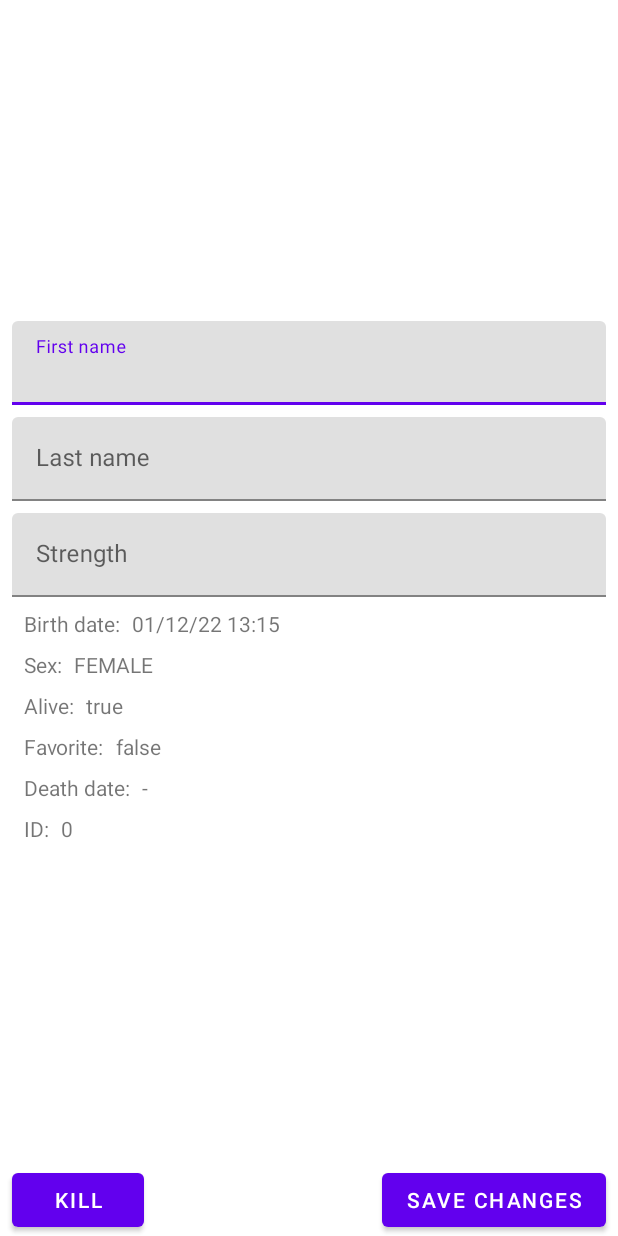
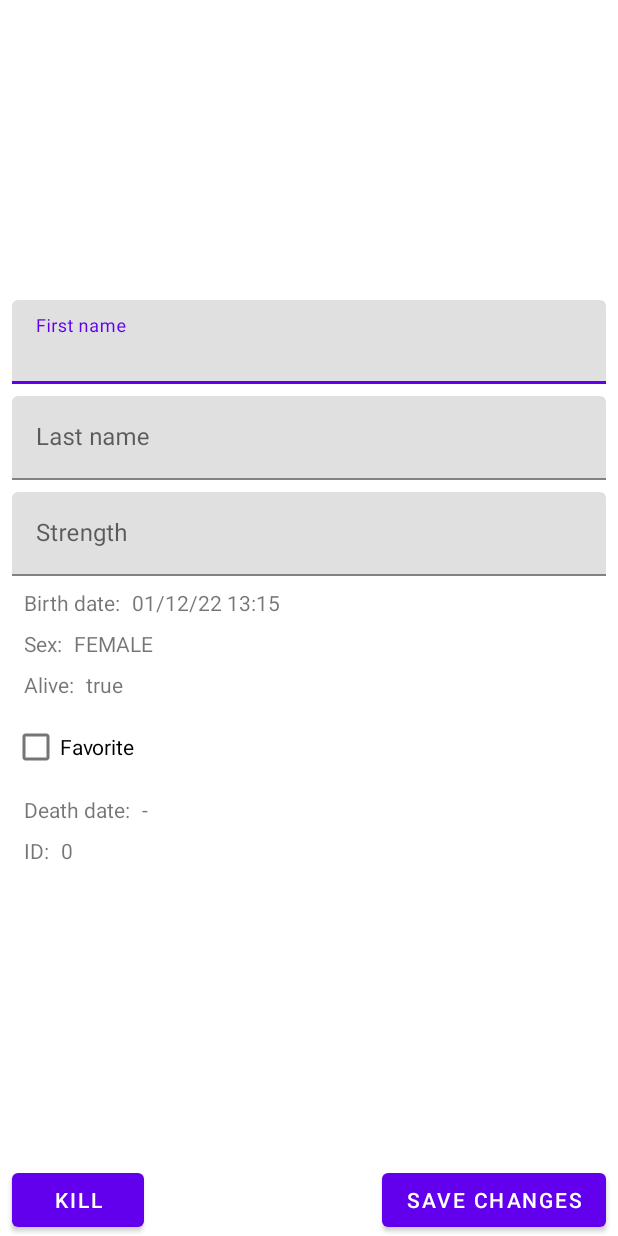
Before and after one commit to r-kozak/Pocket-World, an Android app: the layout fragment_person.xml on its own in the app's theme, with its tools: preview values and no code run, on a phone screen of 412 x 824 dp. Run offline under Robolectric (Android 15) with nearby library versions, the phone set to English and light mode, and no system bars.

Commit message:
add ability to change “Person.favorite” on PersonFragment view

```diff
--- a/app/src/main/java/com/kozak/pw/presentation/person/PersonViewModel.kt
+++ b/app/src/main/java/com/kozak/pw/presentation/person/PersonViewModel.kt
@@ -59,7 +59,8 @@ class PersonViewModel(application: Application, personId: Long) : AndroidViewMod
         id: Long,
         inputFirstName: String?,
         inputLastName: String?,
-        inputStrength: String?
+        inputStrength: String?,
+        inputFavorite: Boolean
     ) {
         val firstName = parseName(inputFirstName)
         val lastName = parseName(inputLastName)
@@ -71,6 +72,7 @@ class PersonViewModel(application: Application, personId: Long) : AndroidViewMod
                     this.firstName = firstName
                     this.lastName = lastName
                     this.strength = strength
+                    this.isFavorite = inputFavorite
                 }?.let {
                     invokeEditPerson(it)
                 }
--- a/app/src/main/res/layout/fragment_person.xml
+++ b/app/src/main/res/layout/fragment_person.xml
@@ -184,20 +184,12 @@
             app:layout_constraintTop_toBottomOf="@+id/isAliveLayout"
             app:layout_constraintVertical_chainStyle="packed">
 
-            <TextView
-                android:id="@+id/tvLabelIsFavorite"
-                android:layout_width="wrap_content"
+            <CheckBox
+                android:id="@+id/cbIsFavorite"
+                android:layout_width="match_parent"
                 android:layout_height="wrap_content"
-                android:layout_marginStart="8dp"
+                android:checked="@{viewModel.person.favorite}"
                 android:text="@string/label_is_favorite" />
-
-            <TextView
-                android:id="@+id/tvIsFavorite"
-                android:layout_width="wrap_content"
-                android:layout_height="wrap_content"
-                android:layout_marginStart="8dp"
-                android:text="@{String.valueOf(viewModel.person.favorite)}"
-                tools:text="@string/is_favorite_example" />
         </LinearLayout>
 
         <LinearLayout
--- a/app/src/main/res/values/strings.xml
+++ b/app/src/main/res/values/strings.xml
@@ -12,7 +12,7 @@
     <string name="label_sex">Sex:</string>
     <string name="sex_example">FEMALE</string>
     <string name="label_is_alive">Alive:</string>
-    <string name="label_is_favorite">Favorite:</string>
+    <string name="label_is_favorite">Favorite</string>
     <string name="is_alive_example">true</string>
     <string name="is_favorite_example">false</string>
     <string name="label_death_date">Death date:</string>
```
Also changed, not shown: app/src/main/java/com/kozak/pw/presentation/person/PersonFragment.kt (+11 -1 lines), 1 other file.
